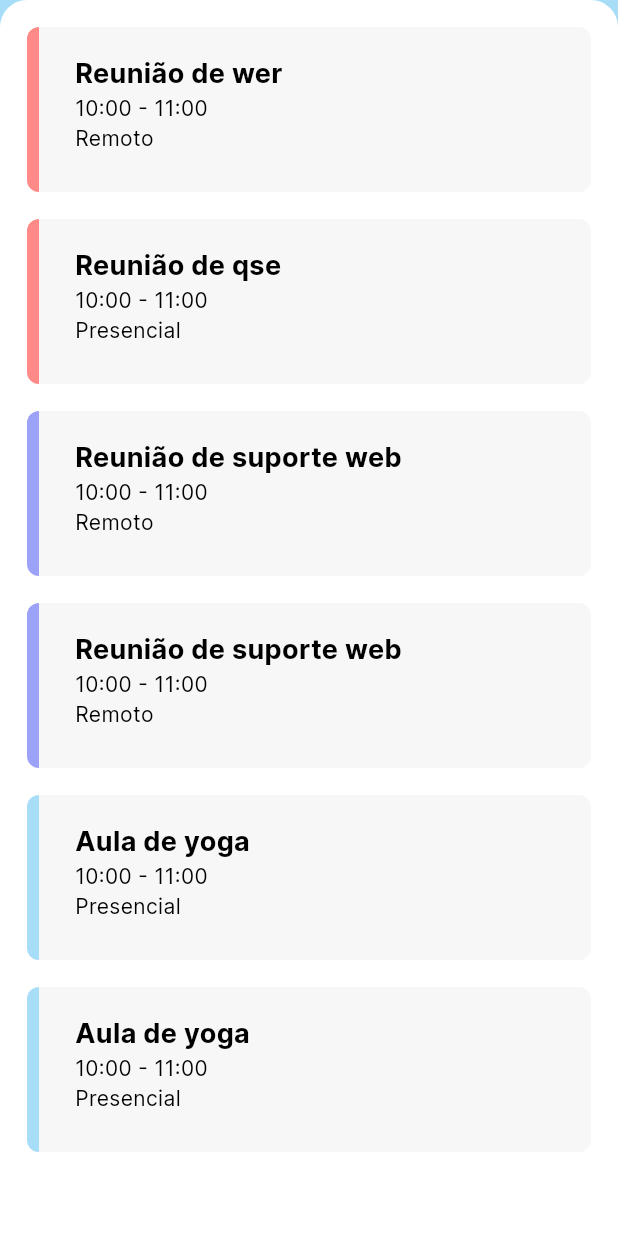
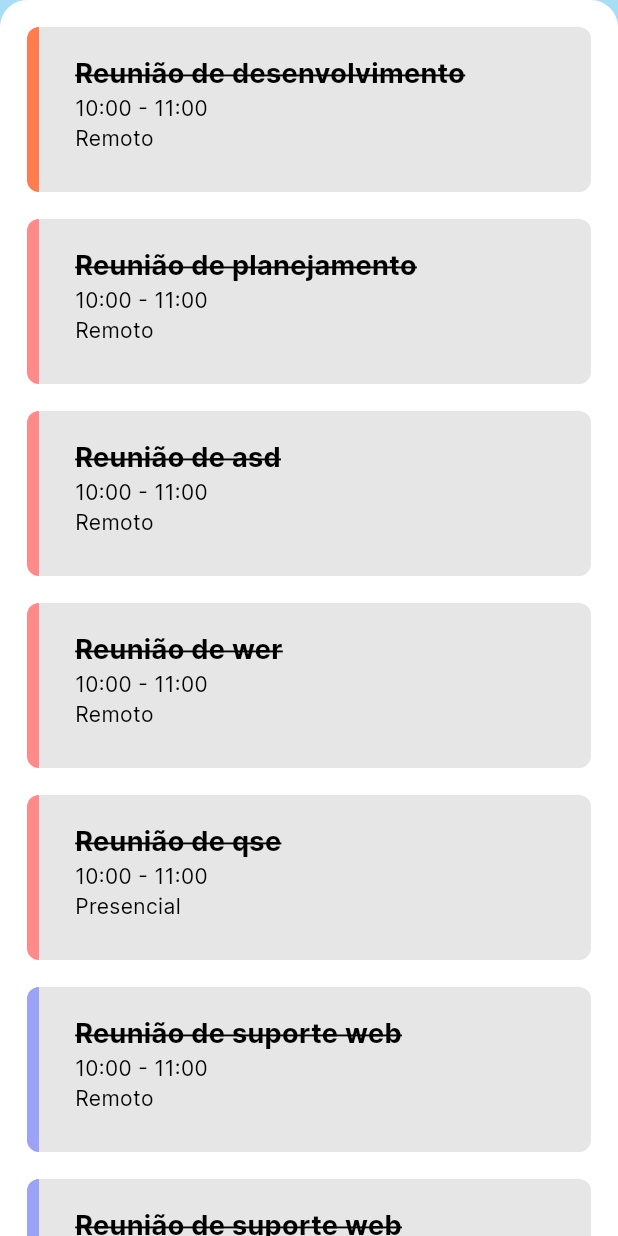
Before and after one commit to morgixin/planner, a Flutter app: the Concluded widget shown alone on an empty page, opened directly, on a phone screen of 412 x 824 dp. Run offline on Flutter 3.47's test engine with Material 3 defaults, Android fonts, the phone set to English and light mode, and no system bars; our stand-ins replace shared_preferences, sqflite; accounts and stored records are empty.

Commit message:
add text deco to done tasks

```diff
--- a/lib/pages/widgets/Concluded.dart
+++ b/lib/pages/widgets/Concluded.dart
@@ -1,5 +1,5 @@
 import 'package:flutter/material.dart';
-import 'package:planner/pages/widgets/Tasks.dart';
+import 'package:planner/pages/widgets/DoneTasks.dart';
 
 Widget Concluded() {
   bool showDetails = false;
@@ -16,5 +16,5 @@ Widget Concluded() {
     ['3', 'Aula de yoga', '10:00 - 11:00', 'Presencial'],
   ];
 
-  return Tasks(taskList.skip(3).take(7).toList());
+  return DoneTasks(taskList.take(7).toList());
 }
--- /dev/null
+++ b/lib/pages/widgets/DoneTasks.dart
@@ -0,0 +1,89 @@
+import 'package:flutter/material.dart';
+
+Widget DoneTasks(List<List<String>> list) {
+  return Container(
+    decoration: const BoxDecoration(color: Colors.white,
+      borderRadius:
+        BorderRadius.only(
+          topLeft: Radius.circular(18),
+          topRight: Radius.circular(18),),
+      ),
+    child: Center (
+      child: ListView.builder(
+        itemCount: list.length,
+        itemBuilder: (context, index) {
+          return Padding(
+            padding: const EdgeInsets.only(left:18, right:18, top:18),
+            child: _DoneTask(list[index], context),
+          );
+        }),
+    ),
+  );
+}
+
+
+Widget _DoneTask(list, context) {
+  Color? colour;
+  switch (list[0]) {
+    case '0':
+      colour = Theme.of(context).colorScheme.primary;
+      break;
+    case '1':
+      colour = Theme.of(context).colorScheme.secondary;
+      break;
+    case '2':
+      colour = Theme.of(context).colorScheme.tertiary;
+      break;
+    case '3':
+      colour = Theme.of(context).colorScheme.surface;
+      break;
+    default:
+  }
+
+  return Column(
+    children: [
+      Container(
+        decoration: BoxDecoration(
+          borderRadius: BorderRadius.circular(8),
+          color: Color.fromRGBO(230, 230, 230, 1),
+          // border: Border(left: BorderSide(color: Colors.black, width: 4)),
+        ),
+        child: Row(
+          children: [
+            Container(
+              width: 8,
+              height: 110,
+              decoration: BoxDecoration(
+                color: colour,
+                borderRadius: BorderRadius.only(
+                  topLeft: Radius.circular(8),
+                  bottomLeft: Radius.circular(8), ),
+              ),
+            ),
+            Padding(
+              padding: const EdgeInsets.only(left: 24),
+              child:
+                  SizedBox (
+                    height: 73,
+                    width: MediaQuery.of(context).size.width*0.8,
+                    child: ListView.builder(
+                      physics: const NeverScrollableScrollPhysics(),
+                      itemCount: list.length,
+                      itemBuilder: (c, index) {
+                        if (index != 0) {
+                          if (index == 1) {
+                            return Text( list[index],
+                              style: TextStyle(fontWeight: FontWeight.bold, fontSize: 18, decoration: TextDecoration.lineThrough),);
+                          }
+                          return Text(list[index]);
+                        }
+                        return const SizedBox.shrink();
+                      },
+                    ),
+                  ),)
+                ],
+              ),
+            ),
+          ],
+  );
+}
```
